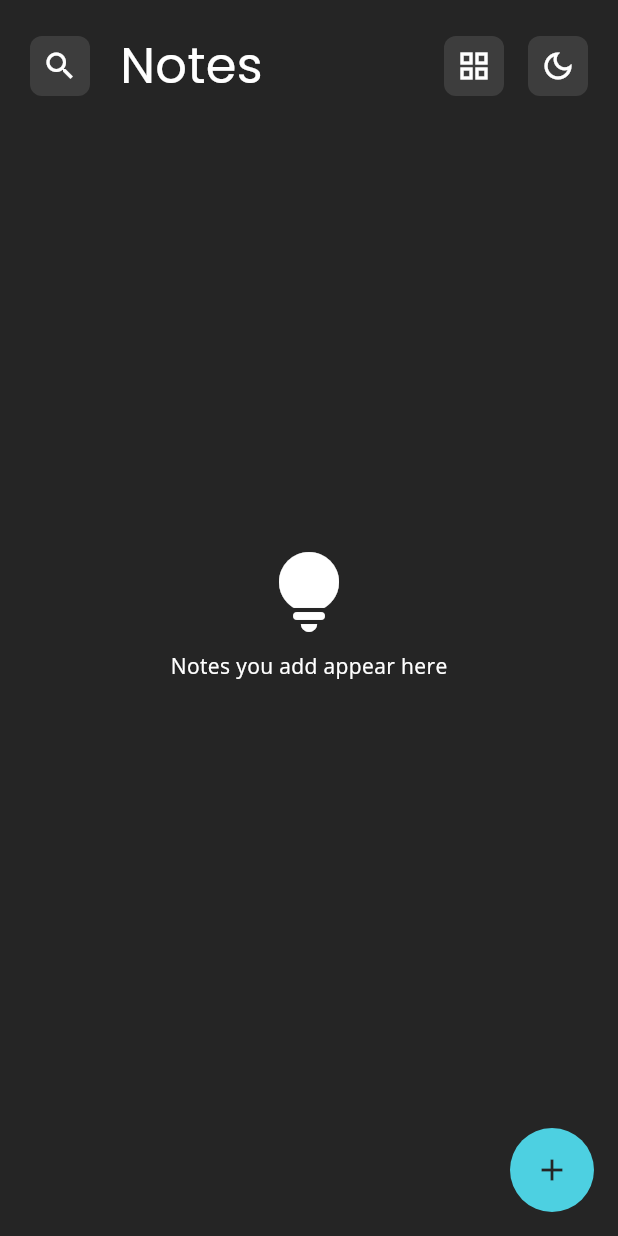
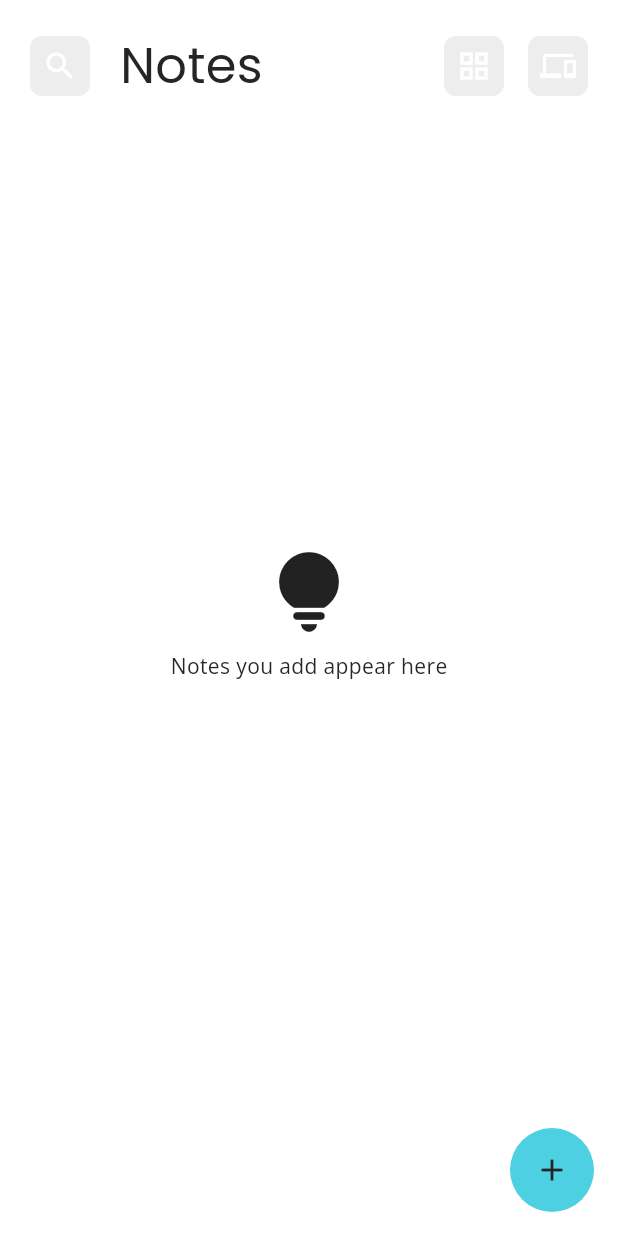
Before and after one commit to DhivakarK-git/Notes, a Flutter app: the screen it shows after launch, on a phone screen of 412 x 824 dp. Run offline on Flutter 3.47's test engine with Material 2 defaults, Android fonts, the phone set to English and light mode, and no system bars; our stand-ins replace google_fonts, hive, hive_flutter; missing offline and left inert: desktop_window; accounts and stored records are empty.

Commit message:
Version 2.6.3

```diff
--- a/lib/main.dart
+++ b/lib/main.dart
@@ -1,7 +1,4 @@
-import 'dart:async';
 import 'dart:io';
-
-import 'package:animations/animations.dart';
 import 'package:flutter/material.dart';
 import 'package:flutter/services.dart';
 import 'package:google_fonts/google_fonts.dart';
@@ -39,20 +36,31 @@ class NotesApp extends StatelessWidget {
     return ValueListenableBuilder<Box<dynamic>>(
         valueListenable: Hive.box('darkModeBox').listenable(),
         builder: (context, box, widget) {
-          bool darkMode = box.get('darkMode', defaultValue: true);
-
+          int darkMode =
+              box.get('darkMode', defaultValue: 2).runtimeType == bool
+                  ? 2
+                  : box.get('darkMode', defaultValue: 2);
+          var barColor = darkMode == 2
+              ? (WidgetsBinding.instance!.window.platformBrightness ==
+                      Brightness.dark
+                  ? kMatte
+                  : kGlacier)
+              : (darkMode == 1 ? kMatte : kGlacier);
+          var iconBrightness =
+              barColor == kMatte ? Brightness.light : Brightness.dark;
           SystemChrome.setSystemUIOverlayStyle(SystemUiOverlayStyle(
-            systemNavigationBarColor: darkMode ? kMatte : kGlacier,
-            systemNavigationBarIconBrightness:
-                darkMode ? Brightness.light : Brightness.dark,
-            statusBarColor: darkMode ? kMatte : kGlacier,
-            statusBarBrightness: darkMode ? Brightness.dark : Brightness.light,
-            statusBarIconBrightness:
-                darkMode ? Brightness.light : Brightness.dark,
+            systemNavigationBarColor: barColor,
+            systemNavigationBarIconBrightness: iconBrightness,
+            statusBarColor: barColor,
+            statusBarBrightness:
+                barColor == kMatte ? Brightness.dark : Brightness.light,
+            statusBarIconBrightness: iconBrightness,
           ));
           return MaterialApp(
             title: 'Notes',
-            themeMode: darkMode ? ThemeMode.dark : ThemeMode.light,
+            themeMode: darkMode == 2
+                ? ThemeMode.system
+                : (darkMode == 1 ? ThemeMode.dark : ThemeMode.light),
             theme: ThemeData.light().copyWith(
               primaryColor: kGlacier,
               visualDensity: VisualDensity.adaptivePlatformDensity,
@@ -203,10 +211,7 @@ class NotesApp extends StatelessWidget {
               ),
             ),
             debugShowCheckedModeBanner: false,
-            home: NotesPage(
-              darkMode,
-              box,
-            ),
+            home: NotesPage(darkMode, box),
           );
         });
   }
--- a/lib/model/note.dart
+++ b/lib/model/note.dart
@@ -16,17 +16,17 @@ class Note {
   Note(this.title, this.body, this.created);
 
   Future<void> addCard() async {
-    final noteBox = await Hive.openBox('notes');
+    final noteBox = Hive.box('notes');
     noteBox.add(this);
   }
 
   Future<void> editCard(int index) async {
-    final noteBox = await Hive.openBox('notes');
+    final noteBox = Hive.box('notes');
     noteBox.putAt(index, this);
   }
 
   Future<void> removeCard(int index) async {
-    final noteBox = await Hive.openBox('notes');
+    final noteBox = Hive.box('notes');
     noteBox.deleteAt(index);
   }
 }
--- a/lib/views/NotesPage.dart
+++ b/lib/views/NotesPage.dart
@@ -10,7 +10,7 @@ import 'package:notes/views/edit_note_page.dart';
 import 'package:animations/animations.dart';
 
 class NotesPage extends StatefulWidget {
-  final bool darkMode;
+  final int darkMode;
   final Box<dynamic> box;
   NotesPage(this.darkMode, this.box);
   @override
@@ -22,8 +22,21 @@ class _NotesPageState extends State<NotesPage> {
   List<int> deleteValues = [];
   String copyTitle = '', copyBody = '';
   int count = 0;
+  @override
+  void initState() {
+    super.initState();
+    WidgetsBinding.instance!.window.onPlatformBrightnessChanged = () {
+      if (widget.darkMode == 2) widget.box.put('darkMode', 2);
+    };
+  }
 
-  Future<void> deleteAll() async {
+  @override
+  void dispose() {
+    widget.box.compact();
+    super.dispose();
+  }
+
+  Future<void> deleteAll(Box<dynamic> box) async {
     deleteValues.sort();
     for (int index = deleteValues.length - 1; index >= 0; index--)
       await Note("", "", DateTime.now()).removeCard(deleteValues[index]);
@@ -49,7 +62,7 @@ class _NotesPageState extends State<NotesPage> {
         );
       },
       child: search
-          ? NotesSearchPage(widget.darkMode, widget.box, () {
+          ? NotesSearchPage(widget.box, () {
               setState(() {
                 search = false;
               });
@@ -105,7 +118,7 @@ class _NotesPageState extends State<NotesPage> {
                           padding: const EdgeInsets.only(right: 8.0),
                           child: IconButton(
                             onPressed: () async {
-                              await deleteAll();
+                              await deleteAll(widget.box);
                               ScaffoldMessenger.of(context).showSnackBar(
                                 SnackBar(
                                     duration: Duration(seconds: 3),
@@ -174,6 +187,13 @@ class _NotesPageState extends State<NotesPage> {
                             child: InkWell(
                               onTap: () {
                                 widget.box.put('gridview', !gridview);
+// if (widget.box.containsKey('gridview')) {
+//                                   widget.box.putAt(
+//                                       widget.box.keys
+//                                           .toList()
+//                                           .indexOf('gridview'),
+//                                       !gridview);
+//                                 }
                               },
                               child: SizedBox(
                                 width: 48,
@@ -199,9 +219,19 @@ class _NotesPageState extends State<NotesPage> {
                         Container(
                           color: Colors.transparent,
                           child: Center(
+                            child: Tooltip(
+                              message: widget.darkMode == 2
+                                  ? 'System Default'
+                                  : (widget.darkMode == 1
+                                      ? 'Dark Mode'
+                                      : 'Light Mode'),
                               child: InkWell(
                                 onTap: () {
-                                widget.box.put('darkMode', !widget.darkMode);
+                                  widget.box.put(
+                                      'darkMode',
+                                      widget.darkMode == 1
+                                          ? 2
+                                          : (widget.darkMode == 2 ? 0 : 1));
                                 },
                                 child: SizedBox(
                                   width: 48,
@@ -212,9 +242,12 @@ class _NotesPageState extends State<NotesPage> {
                                       borderRadius: BorderRadius.circular(8),
                                     ),
                                     child: Icon(
-                                    widget.darkMode
+                                      widget.darkMode == 2
+                                          ? Icons.devices_outlined
+                                          : (widget.darkMode == 1
                                               ? Icons.dark_mode_outlined
-                                        : Icons.light_mode_outlined,
+                                              : Icons.light_mode_outlined),
+                                    ),
                                   ),
                                 ),
                               ),
@@ -320,7 +353,7 @@ class _NotesPageState extends State<NotesPage> {
                                     mainAxisSpacing: 4,
                                     crossAxisCount:
                                         MediaQuery.of(context).size.width ~/
-                                            170,
+                                            175,
                                   ),
                                   itemBuilder:
                                       (BuildContext context, int index) {
@@ -443,8 +476,8 @@ class _NotesPageState extends State<NotesPage> {
                                                                       .size
                                                                       .width ~/
                                                                   100 >
-                                                              5
-                                                          ? 5
+                                                              3
+                                                          ? 3
                                                           : MediaQuery.of(
                                                                       context)
                                                                   .size
@@ -548,8 +581,8 @@ class _NotesPageState extends State<NotesPage> {
                                                                           .size
                                                                           .width ~/
                                                                       100 >
-                                                                  5
-                                                              ? 5
+                                                                  3
+                                                              ? 3
                                                               : MediaQuery.of(
                                                                           context)
                                                                       .size
@@ -780,8 +813,8 @@ class _NotesPageState extends State<NotesPage> {
                                                                         .size
                                                                         .width ~/
                                                                     100 >
-                                                                5
-                                                            ? 5
+                                                                3
+                                                            ? 3
                                                             : MediaQuery.of(
                                                                         context)
                                                                     .size
@@ -908,8 +941,8 @@ class _NotesPageState extends State<NotesPage> {
                                                                             .size
                                                                             .width ~/
                                                                         100 >
-                                                                    5
-                                                                ? 5
+                                                                    3
+                                                                ? 3
                                                                 : MediaQuery.of(
                                                                             context)
                                                                         .size
--- a/pubspec.yaml
+++ b/pubspec.yaml
@@ -15,7 +15,7 @@ publish_to: 'none' # Remove this line if you wish to publish to pub.dev
 # In iOS, build-name is used as CFBundleShortVersionString while build-number used as CFBundleVersion.
 # Read more about iOS versioning at
 # https://developer.apple.com/library/archive/documentation/General/Reference/InfoPlistKeyReference/Articles/CoreFoundationKeys.html
-version: 1.0.0+1
+version: 2.6.2+1
 
 environment:
   sdk: ">=2.12.0 <3.0.0"
```
Also changed, not shown: lib/views/NotesSearchPage.dart (+5 -6 lines), lib/views/edit_note_page.dart (+3 -4 lines), 1 other file. Lines whose indentation alone changed are shown as unchanged.
